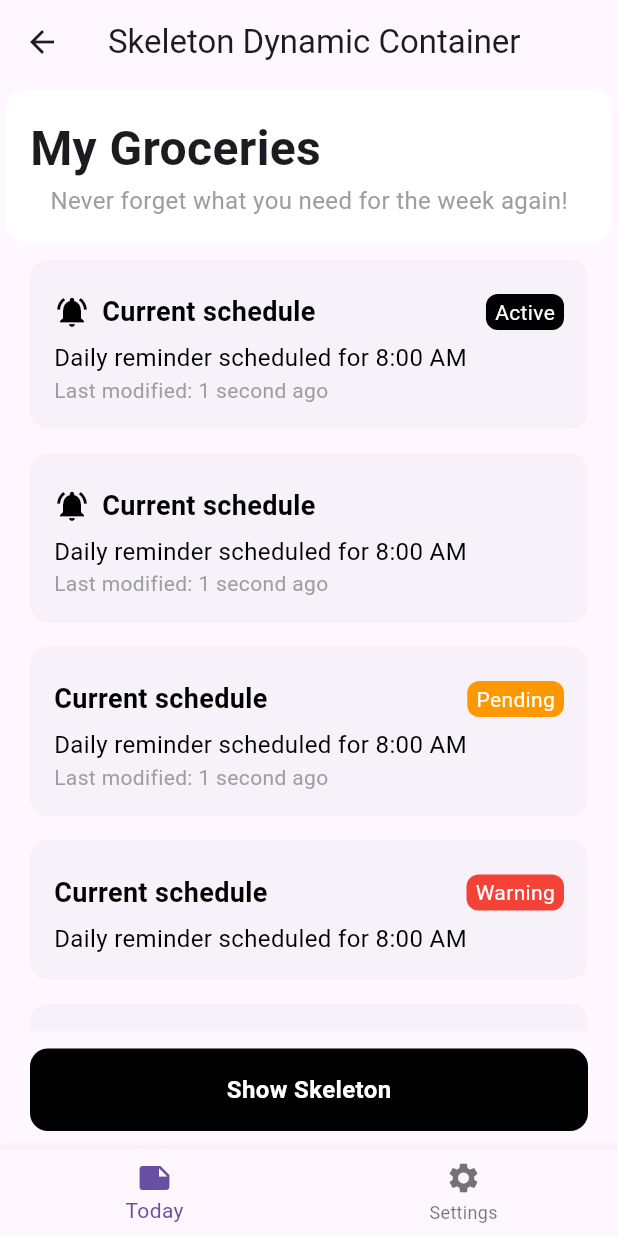
After one commit to hvaandres/starving_flutter, a Flutter app: the SkeletonDynamicContainerScreen screen opened directly, after a tap on "Hide Skeleton", on a phone screen of 412 x 824 dp. The commit adds this screen. Run offline on Flutter 3.47's test engine with Material 3 defaults, Android fonts, the phone set to English and light mode, and no system bars.

Commit message:
[CBo] Add SkeletonContainerScreen

```diff
--- a/lib/shared/examples/screens/examples_screen.dart
+++ b/lib/shared/examples/screens/examples_screen.dart
@@ -2,7 +2,7 @@ import 'package:flutter/material.dart';
 
 import 'package:starving_shopping_flutter_app/shared/examples/screens/screens.dart';
 
-enum ItemExampleEnum { customCardIcon, simpleCard, dynamicCard }
+enum ItemExampleEnum { customCardIcon, simpleCard, dynamicCard, skeletonDynamicContainer }
 
 typedef ItemExample = ({String name, ItemExampleEnum idItem});
 
@@ -23,6 +23,10 @@ class ExamplesScreen extends StatelessWidget {
     itemExampleList.add((
       name: 'Dynamic Card',
       idItem: ItemExampleEnum.dynamicCard,
+    ));
+    itemExampleList.add((
+      name: 'Skeleton Dynamic Container',
+      idItem: ItemExampleEnum.skeletonDynamicContainer,
     ));
 
     return Scaffold(
@@ -46,6 +50,9 @@ class ExamplesScreen extends StatelessWidget {
                 case ItemExampleEnum.dynamicCard:
                   screen = const DynamicCardScreen();
                   break;
+                case ItemExampleEnum.skeletonDynamicContainer:
+                  screen = const SkeletonDynamicContainerScreen();
+                  break;
               }
 
               Navigator.push(
--- a/lib/shared/examples/screens/screens.dart
+++ b/lib/shared/examples/screens/screens.dart
@@ -2,3 +2,4 @@ export 'custom_card_icon_screen.dart';
 export 'dynamic_card_screen.dart';
 export 'examples_screen.dart';
 export 'paragraph_card_screen.dart';
+export 'skeleton_dynamic_container_screen.dart';
--- /dev/null
+++ b/lib/shared/examples/screens/skeleton_dynamic_container_screen.dart
@@ -0,0 +1,113 @@
+import 'package:flutter/material.dart';
+
+import 'package:starving_shopping_flutter_app/shared/widget/widgets.dart'
+    show DynamicCard, ParagraphCard, SkeletonDynamicContainer, SolidButton;
+
+class SkeletonDynamicContainerScreen extends StatefulWidget {
+  const SkeletonDynamicContainerScreen({super.key});
+
+  @override
+  State<SkeletonDynamicContainerScreen> createState() => _SkeletonDynamicContainerScreenState();
+}
+
+class _SkeletonDynamicContainerScreenState extends State<SkeletonDynamicContainerScreen> {
+
+  bool isSkeletonVisible = true;
+
+  @override
+  Widget build(BuildContext context) {
+    return Scaffold(
+      appBar: AppBar(
+        key: ValueKey(isSkeletonVisible),
+        title: const Text('Skeleton Dynamic Container'),
+      ),
+      body: SkeletonDynamicContainer(
+        isVisibleSkeleton: isSkeletonVisible,
+        topWidget: ParagraphCard(
+          title: 'My Groceries',
+          description: 'Never forget what you need for the week again!',
+        ),
+
+        middleWidget: MiddleWidgetForScreen(),
+
+        bottomWidget: SolidButton(
+          labelButton: isSkeletonVisible ? 'Hide Skeleton' : 'Show Skeleton',
+          colorButton: Colors.black,
+          onTap: () {
+            setState(() {
+              isSkeletonVisible = !isSkeletonVisible;
+            });
+          },
+        ),
+      ),
+      bottomNavigationBar: BottomNavigationBar(
+        items: [
+          BottomNavigationBarItem(icon: Icon(Icons.note), label: 'Today'),
+          BottomNavigationBarItem(
+            icon: Icon(Icons.settings),
+            label: 'Settings',
+          ),
+        ],
+      ),
+    );
+  }
+}
+
+class MiddleWidgetForScreen extends StatelessWidget {
+  const MiddleWidgetForScreen({super.key});
+
+  List<DynamicCard> getDynamicCards() {
+    return [
+      DynamicCard(
+        icon: Icons.notifications_active,
+        title: 'Current schedule',
+        subtitle: 'Daily reminder scheduled for 8:00 AM',
+        status: 'Active',
+        description: 'Last modified: 1 second ago',
+      ),
+
+      DynamicCard(
+        icon: Icons.notifications_active,
+        title: 'Current schedule',
+        subtitle: 'Daily reminder scheduled for 8:00 AM',
+        description: 'Last modified: 1 second ago',
+      ),
+
+      DynamicCard(
+        title: 'Current schedule',
+        subtitle: 'Daily reminder scheduled for 8:00 AM',
+        status: 'Pending',
+        description: 'Last modified: 1 second ago',
+        statusColor: Colors.orange,
+      ),
+
+      DynamicCard(
+        title: 'Current schedule',
+        subtitle: 'Daily reminder scheduled for 8:00 AM',
+        status: 'Warning',
+        statusColor: Colors.red,
+      ),
+
+      DynamicCard(
+        title: 'Current schedule',
+        subtitle: 'Daily reminder scheduled for 8:00 AM',
+      ),
+
+      DynamicCard(
+        subtitle: 'Daily reminder scheduled for 8:00 AM',
+        description: 'Last modified: 1 second ago',
+      ),
+    ];
+  }
+
+  @override
+  Widget build(BuildContext context) {
+    final list = getDynamicCards();
+    return ListView.builder(
+        itemCount: list.length,
+        itemBuilder: (context, index) {
+          return list[index];
+        },
+      );
+  }
+}
--- /dev/null
+++ b/lib/shared/widget/skeleton_dynamic_container.dart
@@ -0,0 +1,55 @@
+import 'package:flutter/material.dart';
+import 'package:starving_shopping_flutter_app/shared/widget/dynamic_card.dart';
+
+class SkeletonDynamicContainer extends StatelessWidget {
+  final bool isVisibleSkeleton;
+  final Widget? topWidget;
+  final Widget? middleWidget;
+  final Widget? bottomWidget;
+
+  const SkeletonDynamicContainer({
+    super.key,
+    required this.isVisibleSkeleton,
+    this.topWidget,
+    this.middleWidget,
+    this.bottomWidget,
+  });
+
+  @override
+  Widget build(BuildContext context) {
+
+    final mediaQuery = MediaQuery.of(context);
+    final size = mediaQuery.size;
+
+    return Column(
+      children: [
+        if (topWidget != null) topWidget!,
+
+        (!isVisibleSkeleton && middleWidget != null)
+            ? Expanded(child: middleWidget!)
+            : Expanded(
+
+              child: Column(
+                children: [
+                  SizedBox(
+                    height: size.height * 0.25,
+                    child: Image(
+                      image: AssetImage('assets/images/img_meet.png'),
+                    ),
+                  ),
+                  SizedBox(
+                    height: size.height * 0.05,
+                  ),
+                  DynamicCard(
+                    description: 'Begin by adding groceries you think would be perfect for the week!',
+                  )
+                ],
+              ),
+
+            ),
+
+        if (bottomWidget != null) bottomWidget!,
+      ],
+    );
+  }
+}
--- /dev/null
+++ b/lib/shared/widget/solid_button.dart
@@ -0,0 +1,46 @@
+import 'package:flutter/material.dart';
+
+class SolidButton extends StatelessWidget {
+
+  final String labelButton;
+  final Color? colorButton;
+  final GestureTapCallback? onTap;
+
+  const SolidButton({
+    super.key,
+    required this.labelButton,
+    this.colorButton,
+    this.onTap,
+  });
+
+  @override
+  Widget build(BuildContext context) {
+    return Padding(
+      padding: const EdgeInsets.symmetric(horizontal: 16.0, vertical: 8.0),
+      child: GestureDetector(
+        onTap: onTap,
+        child: Card(
+          elevation: 0,
+          color: colorButton,
+          child: Padding(
+            padding: const EdgeInsets.all(16.0),
+            child: SizedBox(
+              width: double.infinity,
+              child: Align(
+                alignment: Alignment.center,
+                child: Text(
+                  labelButton,
+                  style: TextStyle(
+                    color: Colors.white,
+                    fontSize: 16.0,
+                    fontWeight: FontWeight.w600,
+                  ),
+                ),
+              ),
+            ),
+          ),
+        ),
+      ),
+    );
+  }
+}
--- a/lib/shared/widget/widgets.dart
+++ b/lib/shared/widget/widgets.dart
@@ -1,3 +1,5 @@
 export 'custom_card_icon.dart';
 export 'paragraph_card.dart';
 export 'dynamic_card.dart';
+export 'skeleton_dynamic_container.dart';
+export 'solid_button.dart';
--- a/pubspec.yaml
+++ b/pubspec.yaml
@@ -58,9 +58,8 @@ flutter:
   uses-material-design: true
 
   # To add assets to your application, add an assets section, like this:
-  # assets:
-  #   - images/a_dot_burr.jpeg
-  #   - images/a_dot_ham.jpeg
+  assets:
+    - assets/images/
 
   # An image asset can refer to one or more resolution-specific "variants", see
   # https://flutter.dev/to/resolution-aware-images
```
Also changed, not shown: assets/images/img_meet.png (added).
